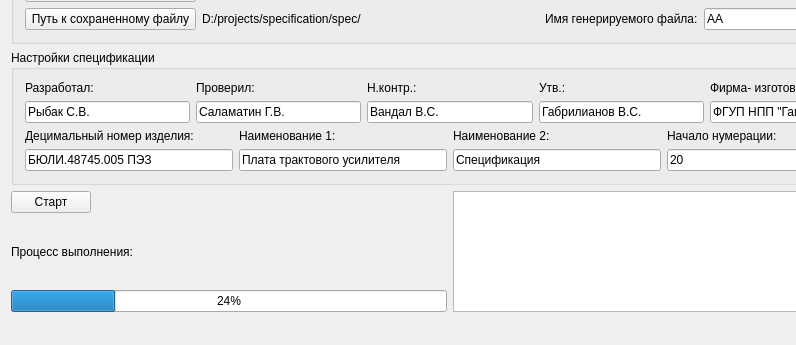
pivleonid/specification, file mainwindow.ui: the form before one commit; both pictures show x 0 to 796 and y 98 to 443 of the 900 by 443 pixel window.
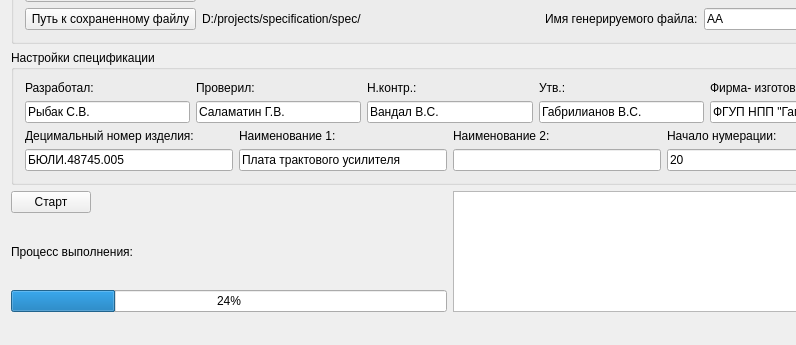
The form after the commit.

```diff
--- a/mainwindow.ui
+++ b/mainwindow.ui
@@ -223,7 +223,7 @@
            <item>
             <widget class="QLineEdit" name="lineEdit_DecimalNumber">
              <property name="text">
-              <string>БЮЛИ.48745.005 ПЭЗ</string>
+              <string>БЮЛИ.48745.005 </string>
              </property>
             </widget>
            </item>
@@ -259,7 +259,7 @@
            <item>
             <widget class="QLineEdit" name="lineEdit_Naimenovanie2">
              <property name="text">
-              <string>Спецификация</string>
+              <string/>
              </property>
             </widget>
            </item>
```
Left out of the diff: 2 changed lines with no effect on the pictures.
